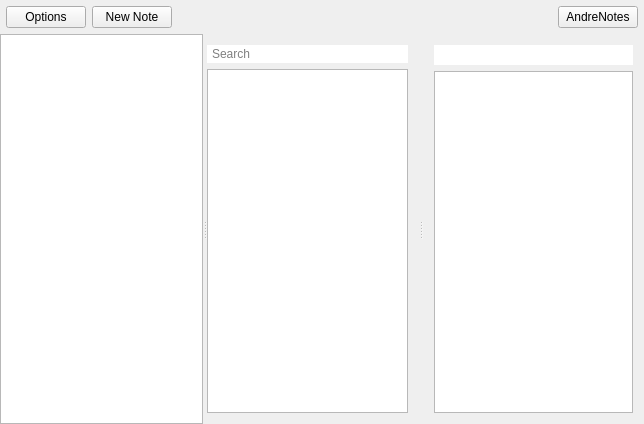
Above: quicknote/qtnote/mainwindow.ui from andrehacker/all before the change. Below: the same form after it.
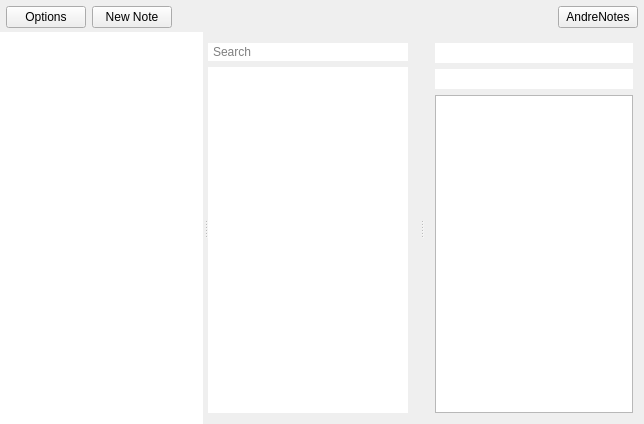
That is the form after the change. Icons and pictures are not drawn.

```diff
--- a/quicknote/qtnote/mainwindow.ui
+++ b/quicknote/qtnote/mainwindow.ui
@@ -22,6 +22,9 @@
   </property>
   <widget class="QWidget" name="centralWidget">
    <layout class="QVBoxLayout" name="verticalLayout_2">
+    <property name="spacing">
+     <number>4</number>
+    </property>
     <property name="margin">
      <number>0</number>
     </property>
@@ -103,10 +106,19 @@
     </item>
     <item>
      <widget class="QSplitter" name="splitter">
+      <property name="lineWidth">
+       <number>1</number>
+      </property>
       <property name="orientation">
        <enum>Qt::Horizontal</enum>
       </property>
+      <property name="handleWidth">
+       <number>5</number>
+      </property>
       <widget class="QListView" name="listTags">
+       <property name="frameShape">
+        <enum>QFrame::NoFrame</enum>
+       </property>
        <property name="frameShadow">
         <enum>QFrame::Raised</enum>
        </property>
@@ -140,9 +152,23 @@
         </item>
         <item>
          <widget class="QListView" name="listResult">
+          <property name="font">
+           <font>
+            <pointsize>9</pointsize>
+           </font>
+          </property>
+          <property name="frameShape">
+           <enum>QFrame::NoFrame</enum>
+          </property>
           <property name="frameShadow">
            <enum>QFrame::Raised</enum>
           </property>
+          <property name="lineWidth">
+           <number>0</number>
+          </property>
+          <property name="midLineWidth">
+           <number>-1</number>
+          </property>
          </widget>
         </item>
        </layout>
@@ -156,6 +182,13 @@
           </property>
          </widget>
         </item>
+        <item>
+         <widget class="QLineEdit" name="lineTags">
+          <property name="frame">
+           <bool>false</bool>
+          </property>
+         </widget>
+        </item>
         <item>
          <widget class="QPlainTextEdit" name="textContent">
           <property name="frameShadow">
```
Left out of the diff: 2 changed lines with no effect on the pictures.
